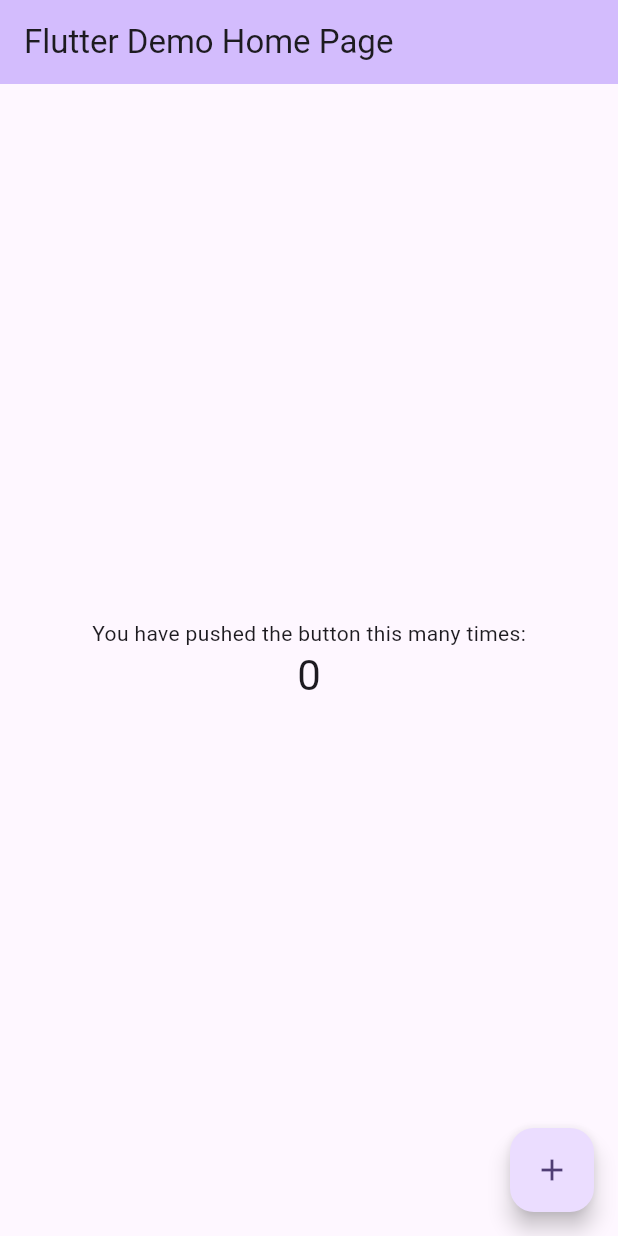
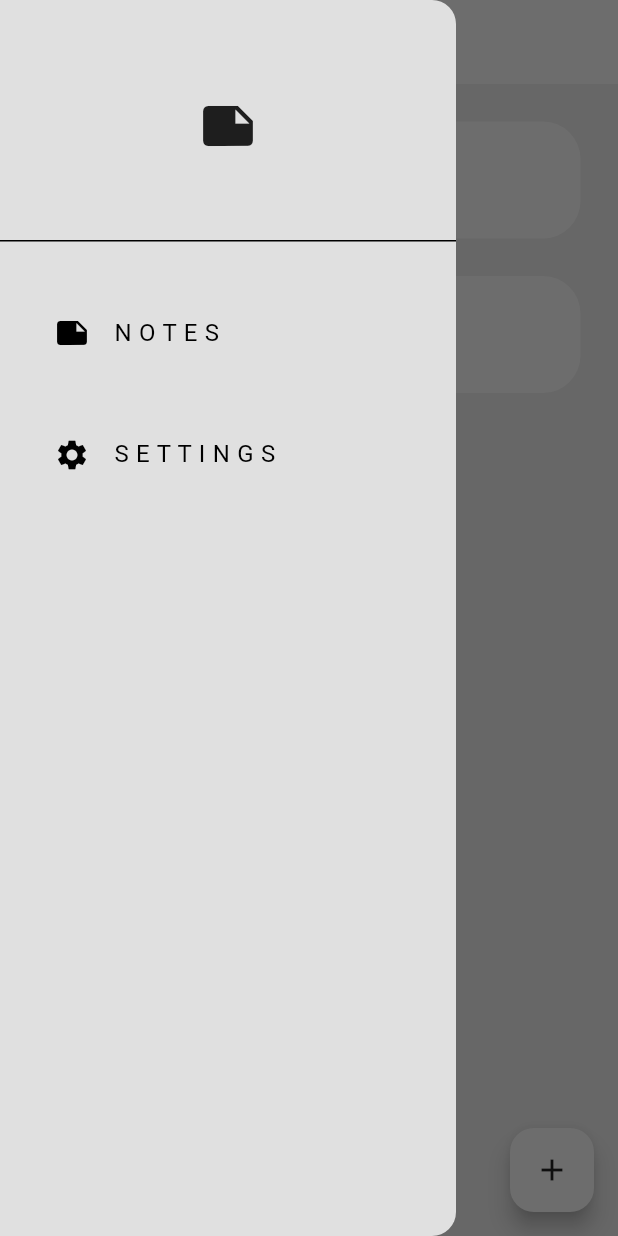
Before and after one commit to AryaPramanaa/Flutter_MinimaNotes, a Flutter app: the screen it shows after launch, with the side drawer open (before the commit the screen has no drawer), on a phone screen of 412 x 824 dp. Run offline on Flutter 3.47's test engine with Material 3 defaults, Android fonts, the phone set to English and light mode, and no system bars; drawn by our look-alikes of flutter_slidable; our stand-ins replace hive_flutter; accounts and stored records are empty.

Commit message:
Minima Notes

```diff
--- /dev/null
+++ b/lib/components/my_drawer.dart
@@ -0,0 +1,46 @@
+import 'package:flutter/material.dart';
+import 'package:minima_notes/pages/settings_page.dart';
+
+class MyDrawer extends StatelessWidget {
+  const MyDrawer({super.key});
+
+  @override
+  Widget build(BuildContext context) {
+    return Drawer(
+      backgroundColor: Theme.of(context).colorScheme.surface,
+      child: Column(
+        children: [
+          DrawerHeader(
+            child: Center(
+              child: Icon(
+                Icons.note,
+                size: 40,
+              ),
+            ),
+          ),
+          Padding(
+            padding: const EdgeInsets.only(top: 25,left: 20),
+            child: ListTile(
+              title: Text("N O T E S"),
+              leading: Icon(Icons.note),
+              onTap: () => Navigator.pop(context),
+
+            ),
+          ),
+          Padding(
+            padding: const EdgeInsets.only(top: 25,left: 20),
+            child: ListTile(
+              title: Text("S E T T I N G S"),
+              leading: Icon(Icons.settings),
+              onTap: () {
+                Navigator.pop(context);
+
+                Navigator.push(context, MaterialPageRoute(builder: (context) => SettingsPage()));
+              },
+            ),
+          )
+        ],
+      ),
+    );
+  }
+}
--- /dev/null
+++ b/lib/data/database.dart
@@ -0,0 +1,34 @@
+import 'package:hive_flutter/hive_flutter.dart';
+
+class noteDatabase {
+
+   List note = [];
+
+  final _myBox = Hive.box('myBox');
+
+  //INIT DATA
+  void createInitialData (){
+    note = [
+      ["Make a Tutorial",false],
+      ["Do a Something exercise",false]
+    ];
+  }
+
+  //LOAD
+  void loadData (){
+    note = _myBox.get("NOTE");
+  }
+
+  //UPDATE
+  void updateData(){
+    _myBox.put("NOTE", note);
+  }
+
+  // EDIT
+  void editTask(int index, String newText) {
+    note[index][0] = newText;
+    updateData();
+  }
+
+
+}
--- a/lib/main.dart
+++ b/lib/main.dart
@@ -1,7 +1,20 @@
 import 'package:flutter/material.dart';
+import 'package:hive_flutter/hive_flutter.dart';
+import 'package:minima_notes/pages/notes_page.dart';
+import 'package:minima_notes/themes/theme_provider.dart';
+import 'package:provider/provider.dart';
 
-void main() {
-  runApp(const MyApp());
+void main() async {
+
+  await Hive.initFlutter();
+  var box = await Hive.openBox('myBox');
+
+  runApp(
+    ChangeNotifierProvider(
+      create: (context) => ThemeProvider(),
+      child: MyApp(),
+    ),
+  );
 }
 
 class MyApp extends StatelessWidget {
@@ -10,113 +23,6 @@ class MyApp extends StatelessWidget {
   // This widget is the root of your application.
   @override
   Widget build(BuildContext context) {
-    return MaterialApp(
-      title: 'Flutter Demo',
-      theme: ThemeData(
-        // This is the theme of your application.
-        //
-        // TRY THIS: Try running your application with "flutter run". You'll see
-        // the application has a purple toolbar. Then, without quitting the app,
-        // try changing the seedColor in the colorScheme below to Colors.green
-        // and then invoke "hot reload" (save your changes or press the "hot
-        // reload" button in a Flutter-supported IDE, or press "r" if you used
-        // the command line to start the app).
-        //
-        // Notice that the counter didn't reset back to zero; the application
-        // state is not lost during the reload. To reset the state, use hot
-        // restart instead.
-        //
-        // This works for code too, not just values: Most code changes can be
-        // tested with just a hot reload.
-        colorScheme: ColorScheme.fromSeed(seedColor: Colors.deepPurple),
-      ),
-      home: const MyHomePage(title: 'Flutter Demo Home Page'),
-    );
+    return MaterialApp(debugShowCheckedModeBanner: false, home: NotesPage(),theme: Provider.of<ThemeProvider>(context).themeData,);
   }
 }
-
-class MyHomePage extends StatefulWidget {
-  const MyHomePage({super.key, required this.title});
-
-  // This widget is the home page of your application. It is stateful, meaning
-  // that it has a State object (defined below) that contains fields that affect
-  // how it looks.
-
-  // This class is the configuration for the state. It holds the values (in this
-  // case the title) provided by the parent (in this case the App widget) and
-  // used by the build method of the State. Fields in a Widget subclass are
-  // always marked "final".
-
-  final String title;
-
-  @override
-  State<MyHomePage> createState() => _MyHomePageState();
-}
-
-class _MyHomePageState extends State<MyHomePage> {
-  int _counter = 0;
-
-  void _incrementCounter() {
-    setState(() {
-      // This call to setState tells the Flutter framework that something has
-      // changed in this State, which causes it to rerun the build method below
-      // so that the display can reflect the updated values. If we changed
-      // _counter without calling setState(), then the build method would not be
-      // called again, and so nothing would appear to happen.
-      _counter++;
-    });
-  }
-
-  @override
-  Widget build(BuildContext context) {
-    // This method is rerun every time setState is called, for instance as done
-    // by the _incrementCounter method above.
-    //
-    // The Flutter framework has been optimized to make rerunning build methods
-    // fast, so that you can just rebuild anything that needs updating rather
-    // than having to individually change instances of widgets.
-    return Scaffold(
-      appBar: AppBar(
-        // TRY THIS: Try changing the color here to a specific color (to
-        // Colors.amber, perhaps?) and trigger a hot reload to see the AppBar
-        // change color while the other colors stay the same.
-        backgroundColor: Theme.of(context).colorScheme.inversePrimary,
-        // Here we take the value from the MyHomePage object that was created by
-        // the App.build method, and use it to set our appbar title.
-        title: Text(widget.title),
-      ),
-      body: Center(
-        // Center is a layout widget. It takes a single child and positions it
-        // in the middle of the parent.
-        child: Column(
-          // Column is also a layout widget. It takes a list of children and
-          // arranges them vertically. By default, it sizes itself to fit its
-          // children horizontally, and tries to be as tall as its parent.
-          //
-          // Column has various properties to control how it sizes itself and
-          // how it positions its children. Here we use mainAxisAlignment to
-          // center the children vertically; the main axis here is the vertical
-          // axis because Columns are vertical (the cross axis would be
-          // horizontal).
-          //
-          // TRY THIS: Invoke "debug painting" (choose the "Toggle Debug Paint"
-          // action in the IDE, or press "p" in the console), to see the
-          // wireframe for each widget.
-          mainAxisAlignment: MainAxisAlignment.center,
-          children: <Widget>[
-            const Text('You have pushed the button this many times:'),
-            Text(
-              '$_counter',
-              style: Theme.of(context).textTheme.headlineMedium,
-            ),
-          ],
-        ),
-      ),
-      floatingActionButton: FloatingActionButton(
-        onPressed: _incrementCounter,
-        tooltip: 'Increment',
-        child: const Icon(Icons.add),
-      ), // This trailing comma makes auto-formatting nicer for build methods.
-    );
-  }
-}
--- /dev/null
+++ b/lib/pages/notes_page.dart
@@ -0,0 +1,121 @@
+import 'package:flutter/material.dart';
+import 'package:hive_flutter/hive_flutter.dart';
+import 'package:minima_notes/components/my_drawer.dart';
+import 'package:minima_notes/data/database.dart';
+import 'package:minima_notes/utils/dialog_box_page.dart';
+import 'package:minima_notes/utils/todo_tile_page.dart';
+
+
+class NotesPage extends StatefulWidget {
+  const NotesPage({super.key});
+
+  @override
+  State<NotesPage> createState() => _NotesPageState();
+}
+
+class _NotesPageState extends State<NotesPage> {
+
+  final _myBox = Hive.box('myBox');
+  final _controller = TextEditingController();
+  noteDatabase db = noteDatabase();
+
+  void initState() {
+    if (_myBox.get("NOTE") == null) {
+      db.createInitialData();
+    } else {
+      db.loadData();
+    }
+    super.initState();
+  }
+
+  //save
+  void saveTask() {
+    setState(() {
+      db.note.add([_controller.text, false]);
+      Navigator.of(context).pop();
+      db.updateData();
+    });
+  }
+
+  //create
+  void createDialog() {
+    showDialog(
+      context: context,
+      builder: (context) {
+        return DialogBoxPage(
+          controller: _controller,
+          onSave: saveTask,
+          onCancel: () => Navigator.of(context).pop(),
+        );
+      },
+    );
+  }
+
+  //Function Check
+  void checkBoxChange(bool? value, index) {
+    setState(() {
+      db.note[index][1] = !db.note[index][1];
+      db.updateData();
+    });
+  }
+
+  //Delete Task
+  void deleteTask(int index) {
+    setState(() {
+      db.note.removeAt(index);
+      db.updateData();
+    });
+  }
+
+  //Edit Task
+
+  void editTask(int index) {
+    _controller.text = db.note[index][0];
+    showDialog(
+      context: context,
+      builder: (context) {
+        return DialogBoxPage(
+          controller: _controller,
+          onSave: () {
+            setState(() {
+              db.editTask(index, _controller.text);
+              _controller.clear();
+            });
+            Navigator.of(context).pop();
+          },
+          onCancel: () {
+            _controller.clear();
+            Navigator.of(context).pop();
+          },
+        );
+      },
+    );
+  }
+
+  @override
+  Widget build(BuildContext context) {
+    return Scaffold(
+      backgroundColor: Theme.of(context).colorScheme.surface,
+      appBar: AppBar(title: Text("MINIMA NOTES"), centerTitle: true,backgroundColor: Theme.of(context).colorScheme.secondary,),
+      drawer: MyDrawer(),
+      body:  ListView.builder(
+        itemCount: db.note.length,
+        itemBuilder: (context, index) {
+          return TodoTilePage(
+            taskName: db.note[index][0],
+            taskComplite: db.note[index][1],
+            onChanged: (value) => checkBoxChange(value, index),
+            deleteFunction: (context) => deleteTask(index),
+            editFunction: (context) => editTask(index),
+          );
+        },
+      ),
+       floatingActionButton: FloatingActionButton(
+        onPressed: createDialog,
+        child: Icon(Icons.add),
+        backgroundColor: Theme.of(context).colorScheme.secondary,
+        foregroundColor: Theme.of(context).colorScheme.inversePrimary,
+      ),
+    );
+  }
+}
--- /dev/null
+++ b/lib/themes/dark_mode.dart
@@ -0,0 +1,11 @@
+import 'package:flutter/material.dart';
+
+ThemeData darkMode = ThemeData(
+  colorScheme: ColorScheme.dark(
+    surface: Colors.grey.shade900,
+    primary: Colors.grey.shade600,
+    secondary: Colors.grey.shade800,
+    inversePrimary: Colors.grey.shade300,
+    onSecondary: Colors.white
+  ),
+);
--- /dev/null
+++ b/lib/themes/light_mode.dart
@@ -0,0 +1,22 @@
+import 'package:flutter/material.dart';
+
+ThemeData lightMode = ThemeData(
+  colorScheme: ColorScheme.light(
+    surface: Colors.grey.shade300,
+    primary: Colors.grey.shade500,
+    secondary: Colors.grey.shade200,
+    inversePrimary: Colors.grey.shade900,
+    onSecondary: Colors.black
+
+  ),
+
+  // appBarTheme: AppBarTheme(
+  //   backgroundColor: Colors.grey.shade500,
+  //   titleTextStyle: TextStyle(color: Colors.white,fontSize: 20),
+  //   iconTheme: IconThemeData(color: Colors.white),
+  //   elevation: 0,
+  // ),
+  // iconTheme: IconThemeData(
+  //   color: Colors.black,
+  // ),
+);
--- /dev/null
+++ b/lib/themes/theme_provider.dart
@@ -0,0 +1,30 @@
+import 'package:flutter/material.dart';
+import 'package:minima_notes/themes/dark_mode.dart';
+import 'package:minima_notes/themes/light_mode.dart';
+
+
+class ThemeProvider extends ChangeNotifier {
+  // initially light Mode
+
+  ThemeData _themeData = lightMode;
+  ThemeData get themeData => _themeData;
+
+  //is dark Mode
+  bool get isDarkMode  => _themeData == darkMode;
+
+  set themeData(ThemeData themeData){
+    _themeData =themeData;
+
+    notifyListeners();
+
+  }
+
+  void toogleTheme(){
+    if(_themeData == lightMode){
+      themeData = darkMode;
+    }else{
+      themeData = lightMode;
+    }
+
+  }
+}
--- /dev/null
+++ b/lib/utils/todo_tile_page.dart
@@ -0,0 +1,75 @@
+
+import 'package:flutter/material.dart';
+import 'package:flutter_slidable/flutter_slidable.dart';
+
+class TodoTilePage extends StatefulWidget {
+  final String taskName;
+  final bool taskComplite;
+  Function(bool?)? onChanged;
+  Function(BuildContext)? deleteFunction;
+  Function(BuildContext)? editFunction;
+
+  TodoTilePage({
+    super.key,
+    required this.taskName,
+    required this.taskComplite,
+    required this.onChanged,
+    required this.deleteFunction,
+    required this.editFunction,
+  });
+
+  @override
+  State<TodoTilePage> createState() => _TodoTilePageState();
+}
+
+class _TodoTilePageState extends State<TodoTilePage> {
+  @override
+  Widget build(BuildContext context) {
+    return Padding(
+      padding: const EdgeInsets.fromLTRB(25, 25, 25, 0),
+      child: Slidable(
+        endActionPane: ActionPane(
+          motion: StretchMotion(),
+          children: [
+            SlidableAction(
+              onPressed: widget.deleteFunction,
+              backgroundColor: Colors.red.shade300,
+              icon: Icons.delete,
+              borderRadius: BorderRadius.circular(12),
+            ),
+            SlidableAction(
+              onPressed: widget.editFunction,
+              backgroundColor: Colors.yellow.shade300,
+              icon: Icons.edit,
+              borderRadius: BorderRadius.circular(12),
+            ),
+          ],
+        ),
+        child: Container(
+          child: Row(
+            children: [
+              Checkbox(
+                value: widget.taskComplite,
+                onChanged: widget.onChanged,
+                activeColor: Theme.of(context).colorScheme.inversePrimary,
+              ),
+              Text(
+                widget.taskName,
+                style: TextStyle(
+                  decoration: widget.taskComplite
+                      ? TextDecoration.lineThrough
+                      : TextDecoration.none,
+                ),
+              ),
+            ],
+          ),
+          decoration: BoxDecoration(
+            color: Theme.of(context).colorScheme.secondary,
+            borderRadius: BorderRadius.circular(25),
+          ),
+          padding: EdgeInsets.all(15),
+        ),
+      ),
+    );
+  }
+}
```
Also changed, not shown: lib/pages/settings_page.dart (added, +38 -0 lines), lib/utils/button.dart (added, +19 -0 lines), lib/utils/dialog_box_page.dart (added, +44 -0 lines), pubspec.yaml (+7 -0 lines), pubspec.lock, 4 other files.
